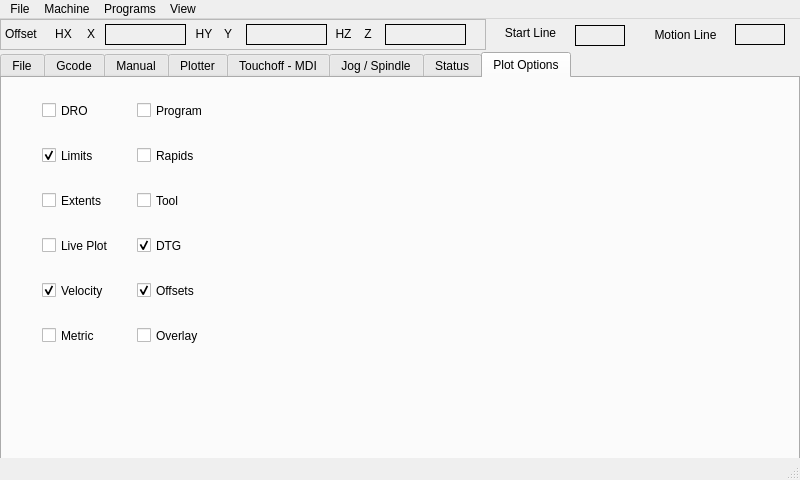
Above: examples/rpi_mill_3/rpi_mill_3.ui from jethornton/flexgui before the change. Below: the same form after it.
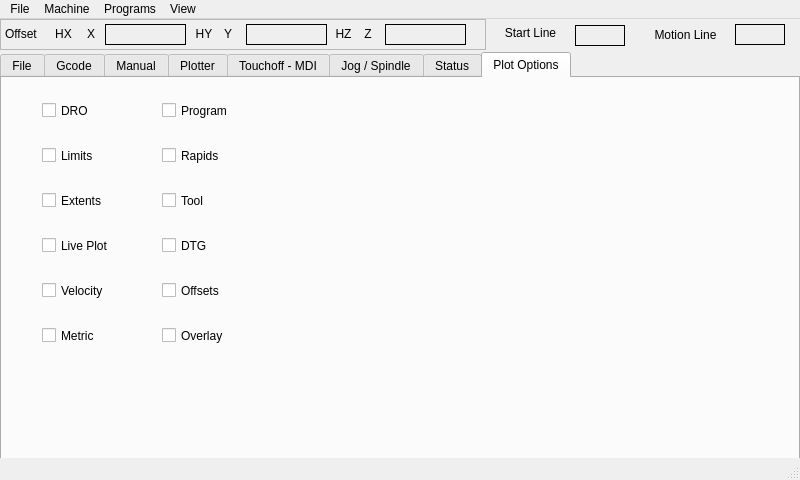
That is the form after the change. The open tabs and pages were chosen to show the change.

Commit message: 07/31/2024 update plot fix for both ui

```diff
--- a/examples/rpi_mill_3/rpi_mill_3.ui
+++ b/examples/rpi_mill_3/rpi_mill_3.ui
@@ -2872,7 +2872,7 @@
        <rect>
         <x>40</x>
         <y>20</y>
-        <width>56</width>
+        <width>81</width>
         <height>25</height>
        </rect>
       </property>
@@ -2885,7 +2885,7 @@
        <rect>
         <x>40</x>
         <y>110</y>
-        <width>71</width>
+        <width>81</width>
         <height>25</height>
        </rect>
       </property>
@@ -2899,9 +2899,9 @@
      <widget class="QCheckBox" name="view_tool_cb">
       <property name="geometry">
        <rect>
-        <x>135</x>
+        <x>160</x>
         <y>110</y>
-        <width>71</width>
+        <width>81</width>
         <height>25</height>
        </rect>
       </property>
@@ -2915,9 +2915,9 @@
      <widget class="QCheckBox" name="view_dtg_cb">
       <property name="geometry">
        <rect>
-        <x>135</x>
+        <x>160</x>
         <y>155</y>
-        <width>56</width>
+        <width>81</width>
         <height>25</height>
        </rect>
       </property>
@@ -2925,7 +2925,7 @@
        <string>DTG</string>
       </property>
       <property name="checked">
-       <bool>true</bool>
+       <bool>false</bool>
       </property>
      </widget>
      <widget class="QCheckBox" name="view_limits_cb">
@@ -2933,7 +2933,7 @@
        <rect>
         <x>40</x>
         <y>65</y>
-        <width>71</width>
+        <width>81</width>
         <height>25</height>
        </rect>
       </property>
@@ -2941,7 +2941,7 @@
        <string>Limits</string>
       </property>
       <property name="checked">
-       <bool>true</bool>
+       <bool>false</bool>
       </property>
      </widget>
      <widget class="QCheckBox" name="view_live_plot_cb">
@@ -2965,7 +2965,7 @@
        <rect>
         <x>40</x>
         <y>245</y>
-        <width>71</width>
+        <width>81</width>
         <height>25</height>
        </rect>
       </property>
@@ -2979,9 +2979,9 @@
      <widget class="QCheckBox" name="view_offsets_cb">
       <property name="geometry">
        <rect>
-        <x>135</x>
+        <x>160</x>
         <y>200</y>
-        <width>76</width>
+        <width>81</width>
         <height>25</height>
        </rect>
       </property>
@@ -2989,15 +2989,15 @@
        <string>Offsets</string>
       </property>
       <property name="checked">
-       <bool>true</bool>
+       <bool>false</bool>
       </property>
      </widget>
      <widget class="QCheckBox" name="view_overlay_cb">
       <property name="geometry">
        <rect>
-        <x>135</x>
+        <x>160</x>
         <y>245</y>
-        <width>71</width>
+        <width>81</width>
         <height>25</height>
        </rect>
       </property>
@@ -3013,7 +3013,7 @@
        <rect>
         <x>40</x>
         <y>200</y>
-        <width>76</width>
+        <width>81</width>
         <height>25</height>
        </rect>
       </property>
@@ -3021,13 +3021,13 @@
        <string>Velocity</string>
       </property>
       <property name="checked">
-       <bool>true</bool>
+       <bool>false</bool>
       </property>
      </widget>
      <widget class="QCheckBox" name="view_program_cb">
       <property name="geometry">
        <rect>
-        <x>135</x>
+        <x>160</x>
         <y>20</y>
         <width>81</width>
         <height>25</height>
@@ -3043,9 +3043,9 @@
      <widget class="QCheckBox" name="view_rapids_cb">
       <property name="geometry">
        <rect>
-        <x>135</x>
+        <x>160</x>
         <y>65</y>
-        <width>71</width>
+        <width>81</width>
         <height>25</height>
        </rect>
       </property>
```
The commit also changes 1 other file.
